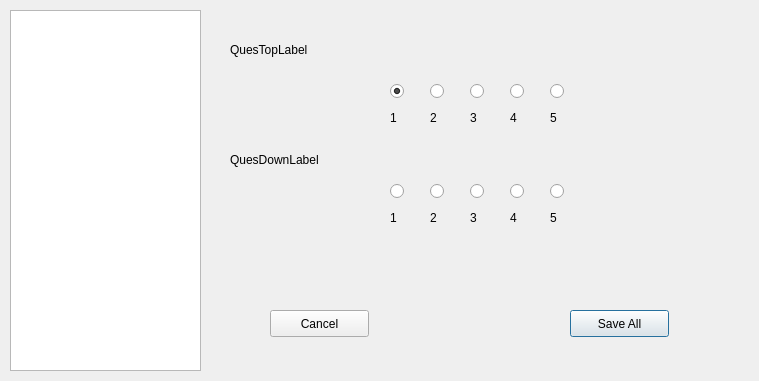
Before: the Qt Designer form editqualificationsview.ui in abhinavthukral28/stuPID, drawn with Qt 5.
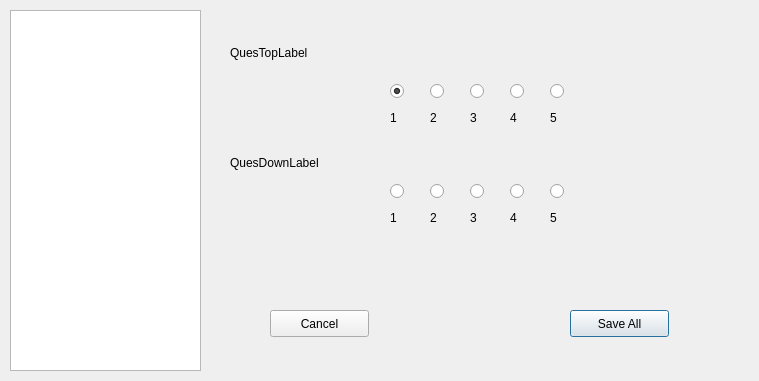
After: the same form once the commit is applied.

Patch:
```diff
--- a/editqualificationsview.ui
+++ b/editqualificationsview.ui
@@ -35,7 +35,7 @@
      <x>230</x>
      <y>40</y>
      <width>511</width>
-     <height>20</height>
+     <height>25</height>
     </rect>
    </property>
    <property name="text">
@@ -93,7 +93,7 @@
      <x>230</x>
      <y>150</y>
      <width>521</width>
-     <height>20</height>
+     <height>25</height>
     </rect>
    </property>
    <property name="text">
```
Left out of the diff: 2 changed lines with no effect on the pictures.
